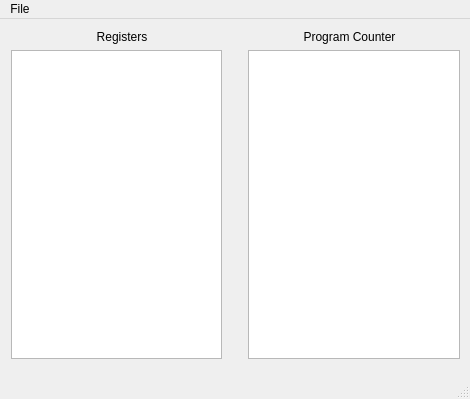
First picture: the form in gbdynbintrans/mainwindow.ui, repository FizzyGalacticus/gbdynbintrans, before the edit.
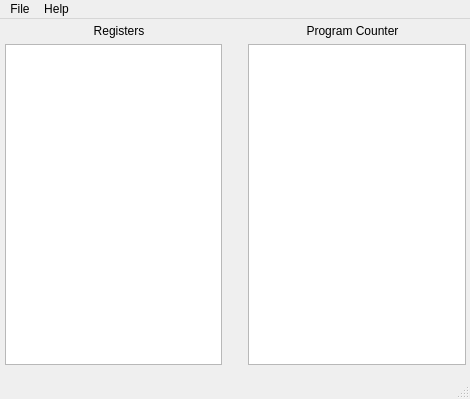
Second picture: the form after the edit.

Commit message: Adjusted margins, updated variable names to make more sense, and added a 'Help' menu with an 'About' button.

Patch:
```diff
--- a/gbdynbintrans/mainwindow.ui
+++ b/gbdynbintrans/mainwindow.ui
@@ -23,7 +23,19 @@
       <height>351</height>
      </rect>
     </property>
-    <layout class="QVBoxLayout" name="verticalLayout">
+    <layout class="QVBoxLayout" name="verticalLayout" stretch="0,0">
+     <property name="leftMargin">
+      <number>5</number>
+     </property>
+     <property name="topMargin">
+      <number>5</number>
+     </property>
+     <property name="rightMargin">
+      <number>5</number>
+     </property>
+     <property name="bottomMargin">
+      <number>5</number>
+     </property>
      <item>
       <layout class="QHBoxLayout" name="horizontalLayout_2">
        <item>
@@ -89,7 +101,14 @@
     </property>
     <addaction name="actionOpen"/>
    </widget>
+   <widget class="QMenu" name="menuHelp">
+    <property name="title">
+     <string>Help</string>
+    </property>
+    <addaction name="actionAbout"/>
+   </widget>
    <addaction name="menuFile"/>
+   <addaction name="menuHelp"/>
   </widget>
   <widget class="QStatusBar" name="statusBar"/>
   <action name="actionOpen">
```
Left out of the diff: 12 changed lines with no effect on the pictures.
